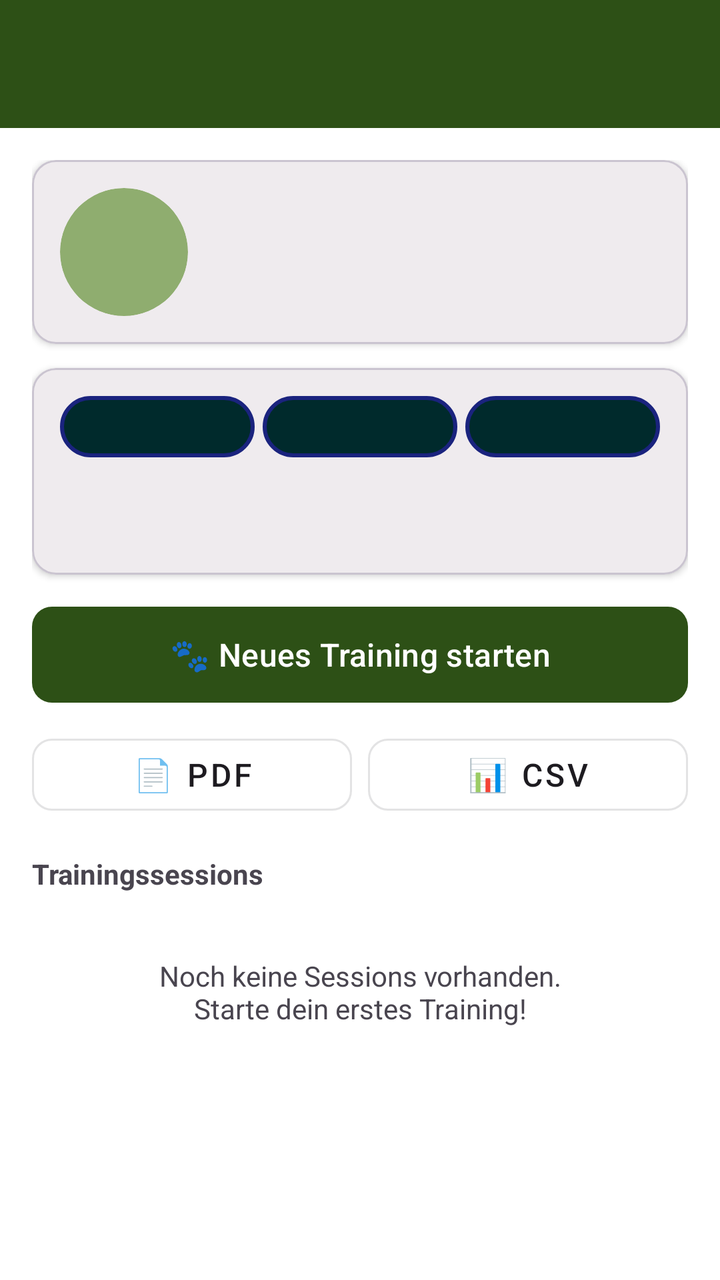
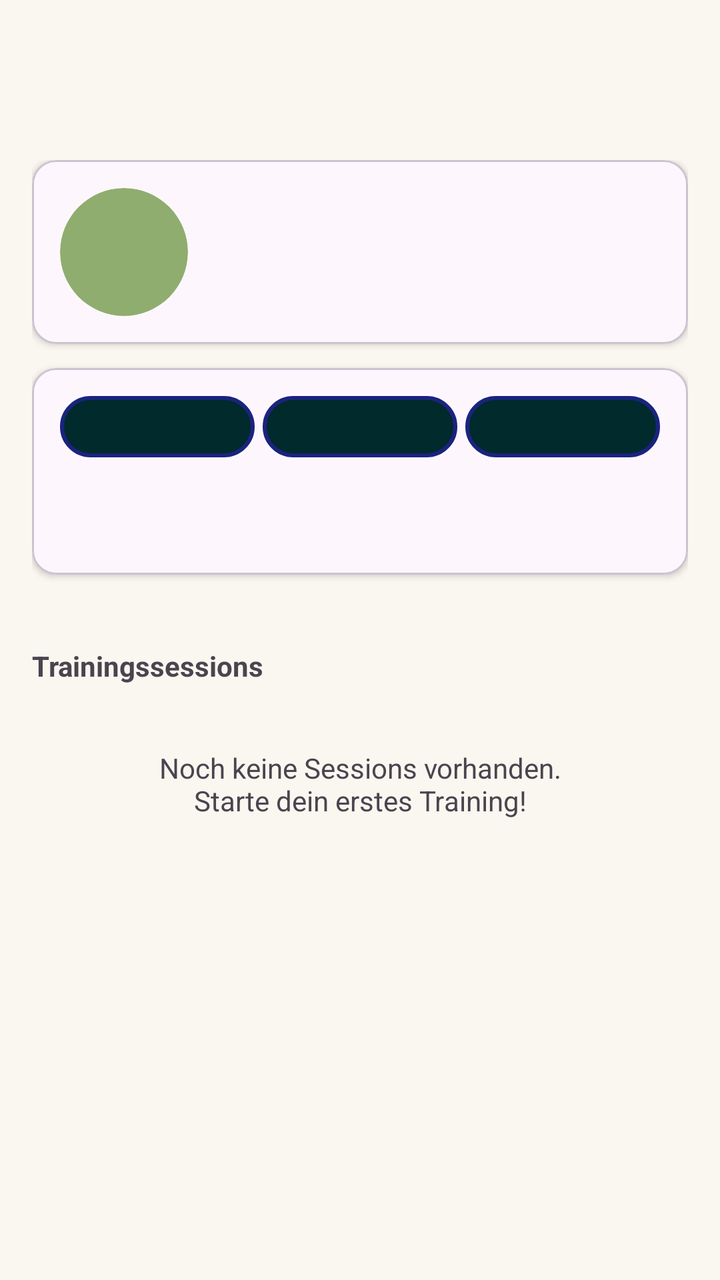

The first picture is an Android layout as it rendered before a commit; the second is the same layout after the commit. The layout source and the unified diff follow.
<!-- AndroidManifest.xml: activity theme Theme.HundeWildnis -->
<!-- res/layout/activity_nasenarbeit_hund.xml -->
<?xml version="1.0" encoding="utf-8"?>
<androidx.coordinatorlayout.widget.CoordinatorLayout
    xmlns:android="http://schemas.android.com/apk/res/android"
    xmlns:app="http://schemas.android.com/apk/res-auto"
    android:layout_width="match_parent"
    android:layout_height="match_parent">

    <com.google.android.material.appbar.AppBarLayout
        android:id="@+id/appbar"
        android:layout_width="match_parent"
        android:layout_height="wrap_content">
        <androidx.appcompat.widget.Toolbar
            android:id="@+id/toolbar"
            android:layout_width="match_parent"
            android:layout_height="?attr/actionBarSize"
            android:background="?attr/colorPrimary"
            android:theme="@style/ThemeOverlay.AppCompat.Dark.ActionBar"/>
    </com.google.android.material.appbar.AppBarLayout>

    <androidx.core.widget.NestedScrollView
        android:layout_width="match_parent"
        android:layout_height="match_parent"
        app:layout_behavior="@string/appbar_scrolling_view_behavior">

        <LinearLayout
            android:layout_width="match_parent"
            android:layout_height="wrap_content"
            android:orientation="vertical"
            android:padding="16dp">

            
            <com.google.android.material.card.MaterialCardView
                android:layout_width="match_parent"
                android:layout_height="wrap_content"
                android:layout_marginBottom="12dp"
                app:cardCornerRadius="12dp"
                app:cardElevation="2dp">
                <LinearLayout
                    android:layout_width="match_parent"
                    android:layout_height="wrap_content"
                    android:orientation="horizontal"
                    android:padding="14dp"
                    android:gravity="center_vertical">
                    <ImageView
                        android:id="@+id/ivDogPhoto"
                        android:layout_width="64dp"
                        android:layout_height="64dp"
                        android:scaleType="centerCrop"
                        android:background="@drawable/icon_circle_bg"
                        android:clipToOutline="true"
                        android:layout_marginEnd="14dp"/>
                    <LinearLayout
                        android:layout_width="0dp"
                        android:layout_height="wrap_content"
                        android:layout_weight="1"
                        android:orientation="vertical">
                        <TextView
                            android:id="@+id/tvDogName"
                            android:layout_width="wrap_content"
                            android:layout_height="wrap_content"
                            android:textSize="16sp"
                            android:textStyle="bold"/>
                        <TextView
                            android:id="@+id/tvDogBreed"
                            android:layout_width="wrap_content"
                            android:layout_height="wrap_content"
                            android:textSize="12sp"/>
                    </LinearLayout>
                </LinearLayout>
            </com.google.android.material.card.MaterialCardView>

            
            <com.google.android.material.card.MaterialCardView
                android:layout_width="match_parent"
                android:layout_height="wrap_content"
                android:layout_marginBottom="12dp"
                app:cardCornerRadius="12dp"
                app:cardElevation="2dp">
                <LinearLayout
                    android:layout_width="match_parent"
                    android:layout_height="wrap_content"
                    android:orientation="vertical"
                    android:padding="14dp">
                    <LinearLayout
                        android:layout_width="match_parent"
                        android:layout_height="wrap_content"
                        android:orientation="horizontal"
                        android:layout_marginBottom="8dp">
                        <TextView
                            android:id="@+id/tvStatV"
                            android:layout_width="0dp"
                            android:layout_height="wrap_content"
                            android:layout_weight="1"
                            android:textSize="11sp"
                            android:textColor="#FFFFFF"
                            android:textAlignment="center"
                            android:background="@drawable/info_badge_bg"
                            android:padding="8dp"
                            android:layout_marginEnd="4dp"/>
                        <TextView
                            android:id="@+id/tvStatP"
                            android:layout_width="0dp"
                            android:layout_height="wrap_content"
                            android:layout_weight="1"
                            android:textSize="11sp"
                            android:textColor="#FFFFFF"
                            android:textAlignment="center"
                            android:background="@drawable/info_badge_bg"
                            android:padding="8dp"
                            android:layout_marginEnd="4dp"/>
                        <TextView
                            android:id="@+id/tvStatF"
                            android:layout_width="0dp"
                            android:layout_height="wrap_content"
                            android:layout_weight="1"
                            android:textSize="11sp"
                            android:textColor="#FFFFFF"
                            android:textAlignment="center"
                            android:background="@drawable/info_badge_bg"
                            android:padding="8dp"/>
                    </LinearLayout>
                    <TextView
                        android:id="@+id/tvStatGesamt"
                        android:layout_width="match_parent"
                        android:layout_height="wrap_content"
                        android:textSize="12sp"
                        android:textStyle="bold"
                        android:layout_marginBottom="4dp"/>
                    <TextView
                        android:id="@+id/tvMaxLeistung"
                        android:layout_width="match_parent"
                        android:layout_height="wrap_content"
                        android:textSize="12sp"/>
                </LinearLayout>
            </com.google.android.material.card.MaterialCardView>

            
            <com.google.android.material.button.MaterialButton
                android:id="@+id/btnNeuesTraining"
                android:layout_width="match_parent"
                android:layout_height="wrap_content"
                android:text="🐾 Neues Training starten" android:textColor="#FFFFFF"
                android:textSize="15sp"
                android:minHeight="56dp"
                app:cornerRadius="10dp"
                android:layout_marginBottom="8dp"/>

            <LinearLayout
                android:layout_width="match_parent"
                android:layout_height="wrap_content"
                android:orientation="horizontal"
                android:layout_marginBottom="16dp">

                <com.google.android.material.button.MaterialButton
                    android:id="@+id/btnPdfGesamt"
                    android:layout_width="0dp"
                    android:layout_height="match_parent"
                    android:layout_weight="1"
                    android:text="📄 PDF"
                    android:textColor="?attr/colorOnSurface"
                    android:textSize="14sp"
                    android:minHeight="48dp"
                    app:cornerRadius="10dp"
                    android:layout_marginEnd="4dp"
                    style="@style/Widget.MaterialComponents.Button.OutlinedButton"/>

                <com.google.android.material.button.MaterialButton
                    android:id="@+id/btnCsvExport"
                    android:layout_width="0dp"
                    android:layout_height="match_parent"
                    android:layout_weight="1"
                    android:text="📊 CSV"
                    android:textColor="?attr/colorOnSurface"
                    android:textSize="14sp"
                    android:minHeight="48dp"
                    app:cornerRadius="10dp"
                    android:layout_marginStart="4dp"
                    style="@style/Widget.MaterialComponents.Button.OutlinedButton"/>
            </LinearLayout>

            
            <TextView
                android:layout_width="match_parent"
                android:layout_height="wrap_content"
                android:text="Trainingssessions"
                android:textSize="14sp"
                android:textStyle="bold"
                android:layout_marginBottom="8dp"/>

            <TextView
                android:id="@+id/tvNoSessions"
                android:layout_width="match_parent"
                android:layout_height="wrap_content"
                android:text="Noch keine Sessions vorhanden.\nStarte dein erstes Training!"
                android:textAlignment="center"
                android:padding="24dp"
                android:visibility="visible"/>

            <androidx.recyclerview.widget.RecyclerView
                android:id="@+id/rvSessions"
                android:layout_width="match_parent"
                android:layout_height="wrap_content"
                android:nestedScrollingEnabled="false"
                android:visibility="gone"/>

        </LinearLayout>
    </androidx.core.widget.NestedScrollView>

</androidx.coordinatorlayout.widget.CoordinatorLayout>
<!-- resources referenced by this layout -->
<resources>
  <!-- drawable icon_circle_bg (drawable) -->
  <?xml version="1.0" encoding="utf-8"?>
  <shape xmlns:android="http://schemas.android.com/apk/res/android"
      android:shape="oval">
  
      <solid android:color="#8fad6f" />
  
  </shape>
  <style name="Theme.HundeWildnis" parent="Base.Theme.HundeWildnis" />
  <style name="Base.Theme.HundeWildnis" parent="Theme.Material3.Light.NoActionBar">
          
          <item name="materialButtonStyle">@style/Widget.App.Button</item>
  
          <item name="colorPrimary">#2d5016</item>
          <item name="colorPrimaryVariant">#1a3009</item>
          <item name="colorOnPrimary">#FFFFFF</item>
          <item name="colorSecondary">#6b8e4e</item>
          <item name="colorSecondaryVariant">#4a6135</item>
          <item name="colorOnSecondary">#000000</item>
          <item name="android:statusBarColor">@android:color/transparent</item>
          <item name="android:navigationBarColor">@android:color/transparent</item>
          <item name="android:windowDrawsSystemBarBackgrounds">true</item>
          <item name="android:windowLightStatusBar">true</item>
          <item name="android:windowLightNavigationBar" tools:targetApi="27">true</item>
          <item name="android:enforceNavigationBarContrast" tools:targetApi="q">false</item>
          <item name="android:enforceStatusBarContrast" tools:targetApi="q">false</item>
  
          
          <item name="colorAccent">#2d5016</item>
          <item name="android:textColorPrimary">#000000</item>
  
          
          <item name="materialAlertDialogTheme">@style/AlertDialogTheme</item>
          <item name="alertDialogTheme">@style/AlertDialogTheme</item>
  
          
          <item name="actionMenuTextColor">#FFFFFF</item>
          <item name="actionOverflowButtonStyle">@style/Widget.App.Overflow</item>
  
          
          <item name="android:windowBackground">#FFFFFF</item>
          <item name="android:colorBackground">#FFFFFF</item>
      </style>
  <style name="Widget.App.Overflow" parent="Widget.AppCompat.ActionButton.Overflow">
          <item name="android:src">@drawable/ic_menu_hamburger</item>
      </style>
  <dimen name="text_button_large">20sp</dimen>
  <style name="DialogButtonStyle.Light" parent="Widget.Material3.Button.TextButton.Dialog">
          
          <item name="android:textColor">#2d5016</item>
  
          
          <item name="android:textSize">13sp</item>
          <item name="android:textAllCaps">false</item>
          <item name="android:maxLines">2</item>
          <item name="android:singleLine">false</item>
          <item name="android:ellipsize">none</item>
          <item name="autoSizeTextType">uniform</item>
          <item name="autoSizeMinTextSize">10sp</item>
          <item name="autoSizeMaxTextSize">16sp</item>
  
          
          <item name="android:paddingStart">2dp</item>
          <item name="android:paddingEnd">2dp</item>
          <item name="android:minWidth">0dp</item>
          <item name="android:insetLeft">0dp</item>
          <item name="android:insetRight">0dp</item>
          <item name="android:insetTop">0dp</item>
          <item name="android:insetBottom">0dp</item>
  
          
          <item name="backgroundTint">@android:color/transparent</item>
  
          
          <item name="rippleColor">#332d5016</item>
      </style>
  <style name="Widget.App.ButtonBar" parent="Widget.AppCompat.ButtonBar.AlertDialog">
          <item name="android:padding">0dp</item>
      </style>
  <!-- drawable ic_menu_hamburger (drawable) -->
  <vector xmlns:android="http://schemas.android.com/apk/res/android"
      android:width="24dp"
      android:height="24dp"
      android:viewportWidth="24"
      android:viewportHeight="24">
      <path
          android:fillColor="#FFFFFF"
          android:pathData="M3,18h18v-2H3V18z M3,13h18v-2H3V13z M3,6v2h18V6H3z" />
  </vector>
  <!-- unchanged entries left out for length: 3 -->
</resources>

<!-- the commit's change to res/layout/activity_nasenarbeit_hund.xml (unified diff, before → after) -->
@@ -135,48 +135,23 @@
             </com.google.android.material.card.MaterialCardView>
 
             
-            <com.google.android.material.button.MaterialButton
-                android:id="@+id/btnNeuesTraining"
+            <androidx.recyclerview.widget.RecyclerView
+                android:id="@+id/gridNasenarbeitNew"
                 android:layout_width="match_parent"
                 android:layout_height="wrap_content"
-                android:text="🐾 Neues Training starten" android:textColor="#FFFFFF"
-                android:textSize="15sp"
-                android:minHeight="56dp"
-                app:cornerRadius="10dp"
-                android:layout_marginBottom="8dp"/>
+                android:layout_marginBottom="8dp"
+                android:nestedScrollingEnabled="false"
+                app:layoutManager="androidx.recyclerview.widget.GridLayoutManager"
+                app:spanCount="1" />
 
-            <LinearLayout
+            <androidx.recyclerview.widget.RecyclerView
+                android:id="@+id/gridNasenarbeitExport"
                 android:layout_width="match_parent"
                 android:layout_height="wrap_content"
-                android:orientation="horizontal"
-                android:layout_marginBottom="16dp">
-
-                <com.google.android.material.button.MaterialButton
-                    android:id="@+id/btnPdfGesamt"
-                    android:layout_width="0dp"
-                    android:layout_height="match_parent"
-                    android:layout_weight="1"
-                    android:text="📄 PDF"
-                    android:textColor="?attr/colorOnSurface"
-                    android:textSize="14sp"
-                    android:minHeight="48dp"
-                    app:cornerRadius="10dp"
-                    android:layout_marginEnd="4dp"
-                    style="@style/Widget.MaterialComponents.Button.OutlinedButton"/>
-
-                <com.google.android.material.button.MaterialButton
-                    android:id="@+id/btnCsvExport"
-                    android:layout_width="0dp"
-                    android:layout_height="match_parent"
-                    android:layout_weight="1"
-                    android:text="📊 CSV"
-                    android:textColor="?attr/colorOnSurface"
-                    android:textSize="14sp"
-                    android:minHeight="48dp"
-                    app:cornerRadius="10dp"
-                    android:layout_marginStart="4dp"
-                    style="@style/Widget.MaterialComponents.Button.OutlinedButton"/>
-            </LinearLayout>
+                android:layout_marginBottom="16dp"
+                android:nestedScrollingEnabled="false"
+                app:layoutManager="androidx.recyclerview.widget.GridLayoutManager"
+                app:spanCount="2" />
 
             
             <TextView
<!-- resource entries referenced after the edit -->
@@ -13,14 +13,12 @@
           
           <item name="materialButtonStyle">@style/Widget.App.Button</item>
   
-          <item name="colorPrimary">#2d5016</item>
-          <item name="colorPrimaryVariant">#1a3009</item>
-          <item name="colorOnPrimary">#FFFFFF</item>
-          <item name="colorSecondary">#6b8e4e</item>
-          <item name="colorSecondaryVariant">#4a6135</item>
-          <item name="colorOnSecondary">#000000</item>
-          <item name="android:statusBarColor">@android:color/transparent</item>
-          <item name="android:navigationBarColor">@android:color/transparent</item>
+          <item name="colorPrimary">@color/rd_bg_light</item>
+          <item name="colorOnPrimary">@color/rd_text_primary_light</item>
+          <item name="colorSecondary">@color/rd_group2_accent_light</item>
+          <item name="colorOnSecondary">#FFFFFF</item>
+          <item name="android:statusBarColor">@color/rd_bg_light</item>
+          <item name="android:navigationBarColor">@color/rd_bg_light</item>
           <item name="android:windowDrawsSystemBarBackgrounds">true</item>
           <item name="android:windowLightStatusBar">true</item>
           <item name="android:windowLightNavigationBar" tools:targetApi="27">true</item>
@@ -28,7 +26,7 @@
           <item name="android:enforceStatusBarContrast" tools:targetApi="q">false</item>
   
           
-          <item name="colorAccent">#2d5016</item>
+          <item name="colorAccent">@color/rd_group2_accent_light</item>
           <item name="android:textColorPrimary">#000000</item>
   
           
@@ -36,20 +34,23 @@
           <item name="alertDialogTheme">@style/AlertDialogTheme</item>
   
           
-          <item name="actionMenuTextColor">#FFFFFF</item>
+          <item name="actionMenuTextColor">@color/rd_text_primary_light</item>
           <item name="actionOverflowButtonStyle">@style/Widget.App.Overflow</item>
   
           
-          <item name="android:windowBackground">#FFFFFF</item>
-          <item name="android:colorBackground">#FFFFFF</item>
+          <item name="android:windowBackground">@color/rd_bg_light</item>
+          <item name="android:colorBackground">@color/rd_bg_light</item>
       </style>
+  <color name="rd_bg_light">#FAF7F0</color>
+  <color name="rd_text_primary_light">#2B2620</color>
+  <color name="rd_group2_accent_light">#8A7A1F</color>
   <style name="Widget.App.Overflow" parent="Widget.AppCompat.ActionButton.Overflow">
           <item name="android:src">@drawable/ic_menu_hamburger</item>
       </style>
   <dimen name="text_button_large">20sp</dimen>
   <style name="DialogButtonStyle.Light" parent="Widget.Material3.Button.TextButton.Dialog">
           
-          <item name="android:textColor">#2d5016</item>
+          <item name="android:textColor">?attr/colorSecondary</item>
   
           
           <item name="android:textSize">13sp</item>
